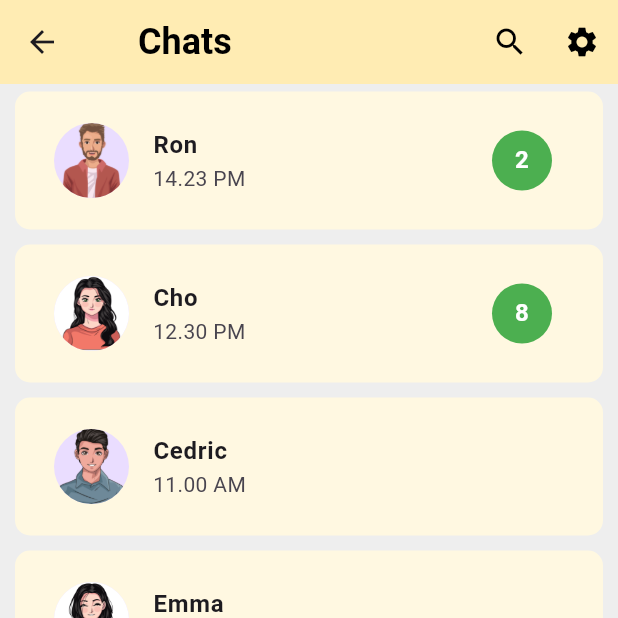
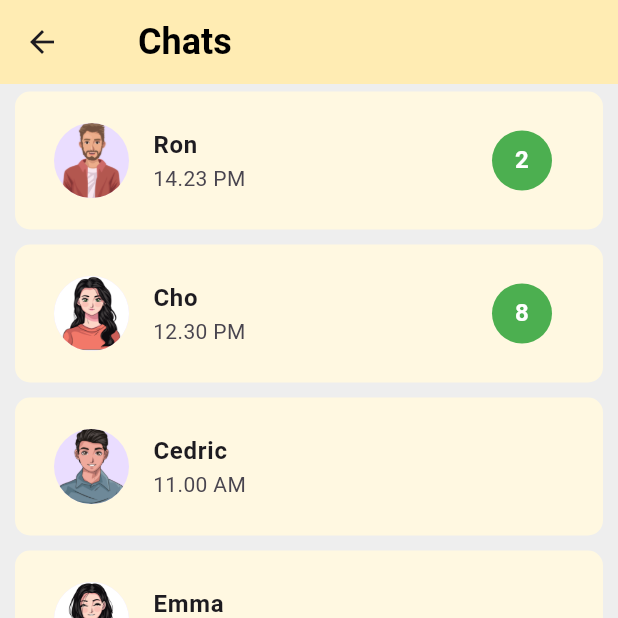
Before and after one commit to SanuliGehara/Pawsome, a Flutter app: the screen it shows after launch, item 2 of the bottom bar chosen, on a phone screen of 412 x 824 dp, the top half of it. Run offline on Flutter 3.47's test engine with Material 3 defaults, Android fonts, the phone set to English and light mode, and no system bars; our stand-ins replace cloud_firestore, firebase_auth, firebase_core, firebase_storage, google_sign_in, image_picker and 2 more; missing offline and left inert: dart:ffi; accounts and stored records are empty.

Commit message:
Deleted route of settings button from chat page

```diff
--- a/frontend/lib/pages/chats/Chat.dart
+++ b/frontend/lib/pages/chats/Chat.dart
@@ -79,19 +79,15 @@ class _ChatState extends State<Chat> {
                 ),
               ),
         actions: [
-          IconButton(
-            icon: Icon(_isSearching ? Icons.close : Icons.search, color: Colors.black),
-            onPressed: () {
-              setState(() {
-                _isSearching = !_isSearching; // Toggle search state
-                if (!_isSearching) _searchController.clear(); // Clear search input
-              });
-            },
-          ),
-          IconButton(
-            icon: const Icon(Icons.settings, color: Colors.black),
-            onPressed: () {}, // Placeholder for settings functionality
-          ),
+          // IconButton(
+          //   icon: Icon(_isSearching ? Icons.close : Icons.search, color: Colors.black),
+          //   onPressed: () {
+          //     setState(() {
+          //       _isSearching = !_isSearching; // Toggle search state
+          //       if (!_isSearching) _searchController.clear(); // Clear search input
+          //     });
+          //   },
+          // ),
         ],
       ),
       body: ListView.builder(
```
